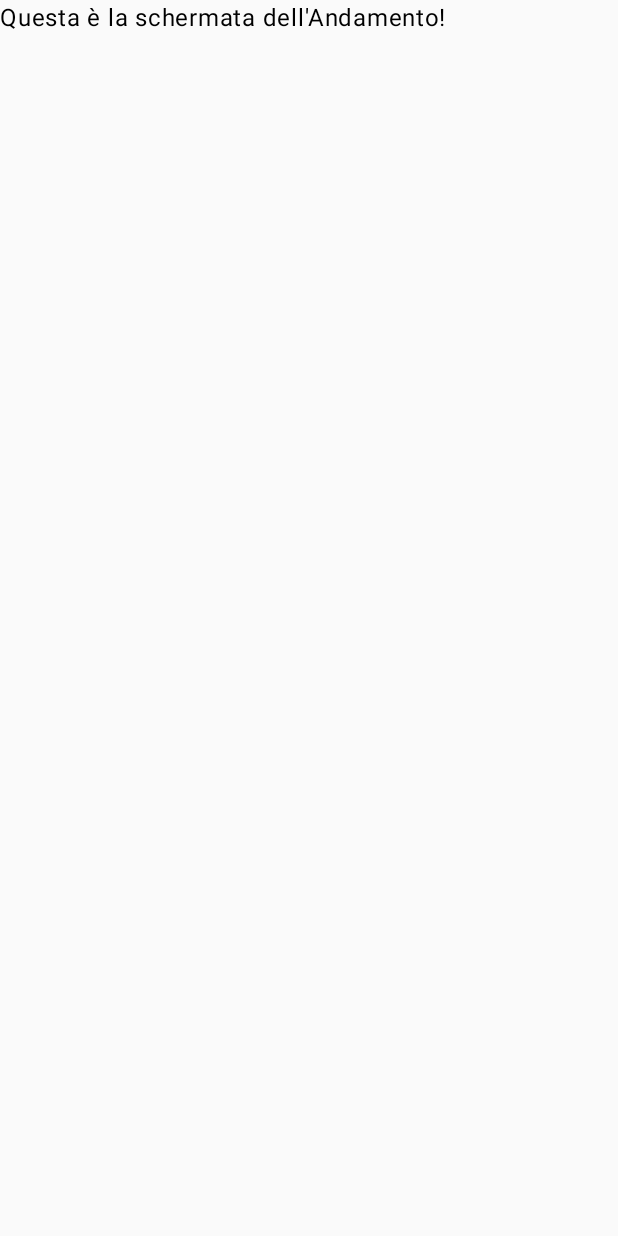
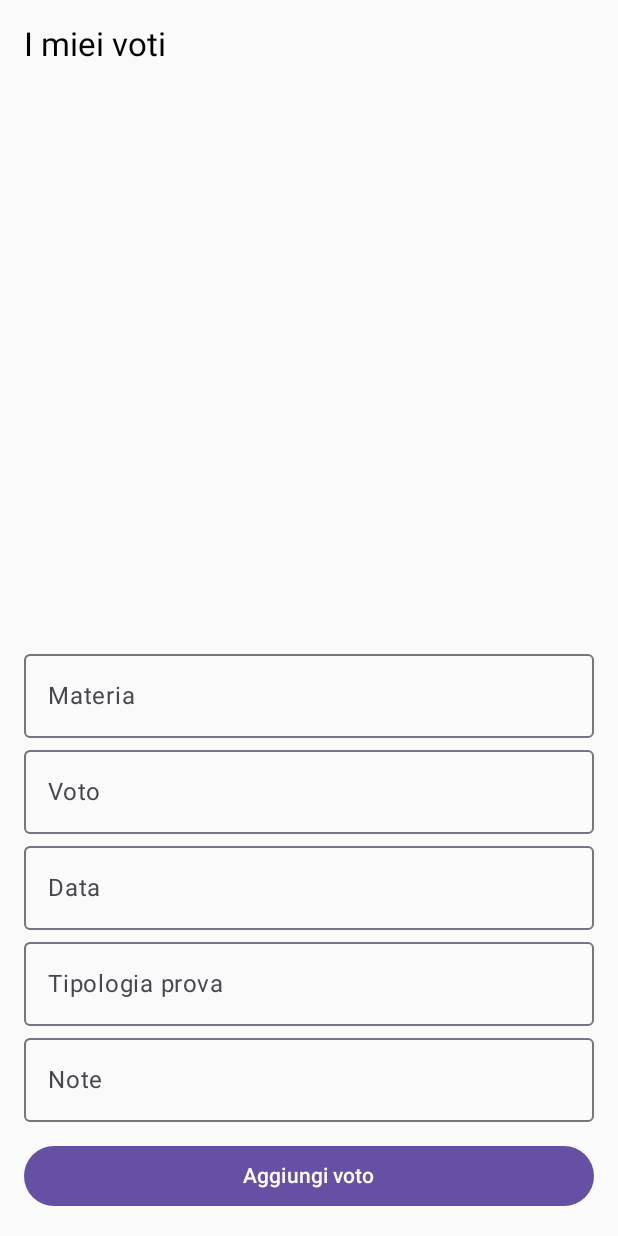
Before and after one commit to Sil2564/progetto_student_assistent, an Android app built with Jetpack Compose: the AndamentoScreen screen opened through its navigation route, on a phone screen of 412 x 824 dp. Before the commit the screen is almost empty. Run offline under Robolectric (Android 15) with nearby library versions, the phone set to English and light mode, and no system bars; our stand-ins replace Room's generated code.

Commit message:
andamento funzionante

```diff
--- a/app/src/main/java/com/silvianikikarim/studentassistant/MainActivity.kt
+++ b/app/src/main/java/com/silvianikikarim/studentassistant/MainActivity.kt
@@ -3,44 +3,28 @@ package com.silvianikikarim.studentassistant
 import android.os.Bundle
 import androidx.activity.ComponentActivity
 import androidx.activity.compose.setContent
-import androidx.compose.foundation.layout.*
 import androidx.compose.material3.*
-import androidx.compose.runtime.Composable
-import androidx.compose.ui.Modifier
-import androidx.compose.ui.unit.dp
-import androidx.navigation.NavHostController
-import androidx.navigation.compose.*
-import com.silvianikikarim.studentassistant.ui.HomeScreen
-import com.silvianikikarim.studentassistant.ui.AppuntiScreen
-import com.silvianikikarim.studentassistant.ui.OrarioScreen
-import com.silvianikikarim.studentassistant.ui.CalendarioScreen
-import com.silvianikikarim.studentassistant.ui.AndamentoScreen
-import com.silvianikikarim.studentassistant.ui.ConsigliScreen
-import com.silvianikikarim.studentassistant.ui.ImpostazioniScreen
+import androidx.lifecycle.viewmodel.compose.viewModel
+import com.silvianikikarim.studentassistant.model.VotoDatabase
+import com.silvianikikarim.studentassistant.repository.VotoRepository
+import com.silvianikikarim.studentassistant.ui.*
 import com.silvianikikarim.studentassistant.ui.theme.StudentAssistantTheme
+import com.silvianikikarim.studentassistant.viewmodel.VotoViewModel
+import com.silvianikikarim.studentassistant.viewmodel.VotoViewModelFactory
 
 class MainActivity : ComponentActivity() {
     override fun onCreate(savedInstanceState: Bundle?) {
         super.onCreate(savedInstanceState)
+
+        val votoDao = VotoDatabase.getDatabase(applicationContext).votoDao()
+        val repository = VotoRepository(votoDao)
+        val factory = VotoViewModelFactory(repository)
+
         setContent {
             StudentAssistantTheme {
-                val navController = rememberNavController()
-                NavHostApp(navController)
+                val votoViewModel: VotoViewModel = viewModel(factory = factory)
+                AppNavigation(votoViewModel = votoViewModel)
             }
         }
     }
 }
-
-@Composable
-fun NavHostApp(navController: NavHostController) {
-    NavHost(navController = navController, startDestination = "home") {
-        composable("home") { HomeScreen(navController) }
-        composable("orario") { OrarioScreen() }
-        composable("appunti") { AppuntiScreen() }
-        composable("calendario") { CalendarioScreen() }
-        composable("andamento") { AndamentoScreen() }
-        composable("consigli") { ConsigliScreen() }
-        composable("impostazioni") { ImpostazioniScreen() }
-
-    }
-}
--- /dev/null
+++ b/app/src/main/java/com/silvianikikarim/studentassistant/model/VotoDao.kt
@@ -0,0 +1,17 @@
+package com.silvianikikarim.studentassistant.model
+
+import androidx.room.*
+import kotlinx.coroutines.flow.Flow
+
+@Dao
+interface VotoDao {
+
+    @Insert(onConflict = OnConflictStrategy.REPLACE)
+    suspend fun insertVoto(voto: Voto)
+
+    @Delete
+    suspend fun deleteVoto(voto: Voto)
+
+    @Query("SELECT * FROM voti ORDER BY data DESC")
+    fun getAllVoti(): Flow<List<Voto>>
+}
--- /dev/null
+++ b/app/src/main/java/com/silvianikikarim/studentassistant/model/VotoDatabase.kt
@@ -0,0 +1,29 @@
+package com.silvianikikarim.studentassistant.model
+
+import android.content.Context
+import androidx.room.Database
+import androidx.room.Room
+import androidx.room.RoomDatabase
+
+@Database(entities = [Voto::class], version = 1, exportSchema = false)
+abstract class VotoDatabase : RoomDatabase() {
+
+    abstract fun votoDao(): VotoDao
+
+    companion object {
+        @Volatile
+        private var INSTANCE: VotoDatabase? = null
+
+        fun getDatabase(context: Context): VotoDatabase {
+            return INSTANCE ?: synchronized(this) {
+                val instance = Room.databaseBuilder(
+                    context.applicationContext,
+                    VotoDatabase::class.java,
+                    "voto_database"
+                ).build()
+                INSTANCE = instance
+                instance
+            }
+        }
+    }
+}
--- /dev/null
+++ b/app/src/main/java/com/silvianikikarim/studentassistant/repository/VotoRepository.kt
@@ -0,0 +1,19 @@
+package com.silvianikikarim.studentassistant.repository
+
+import com.silvianikikarim.studentassistant.model.Voto
+import com.silvianikikarim.studentassistant.model.VotoDao
+import kotlinx.coroutines.flow.Flow
+
+class VotoRepository(private val votoDao: VotoDao) {
+
+    val tuttiIVoti: Flow<List<Voto>> = votoDao.getAllVoti()
+
+    suspend fun inserisci(voto: Voto) {
+        votoDao.insertVoto(voto)
+    }
+
+    suspend fun elimina(voto: Voto) {
+        votoDao.deleteVoto(voto)
+    }
+
+}
--- /dev/null
+++ b/app/src/main/java/com/silvianikikarim/studentassistant/viewmodel/VotoViewModel.kt
@@ -0,0 +1,29 @@
+package com.silvianikikarim.studentassistant.viewmodel
+
+import androidx.lifecycle.ViewModel
+import androidx.lifecycle.viewModelScope
+import com.silvianikikarim.studentassistant.model.Voto
+import com.silvianikikarim.studentassistant.repository.VotoRepository
+import kotlinx.coroutines.flow.SharingStarted
+import kotlinx.coroutines.flow.StateFlow
+import kotlinx.coroutines.flow.stateIn
+import kotlinx.coroutines.launch
+
+class VotoViewModel(private val repository: VotoRepository) : ViewModel() {
+
+    val tuttiIVoti: StateFlow<List<Voto>> = repository.tuttiIVoti
+        .stateIn(viewModelScope, SharingStarted.WhileSubscribed(5000), emptyList())
+
+    fun inserisciVoto(voto: Voto) {
+        viewModelScope.launch {
+            repository.inserisci(voto)
+        }
+    }
+
+    fun eliminaVoto(voto: Voto) {
+        viewModelScope.launch {
+            repository.elimina(voto)
+        }
+    }
+
+}
--- /dev/null
+++ b/app/src/main/java/com/silvianikikarim/studentassistant/viewmodel/VotoViewModelFactory.kt
@@ -0,0 +1,17 @@
+package com.silvianikikarim.studentassistant.viewmodel
+
+import androidx.lifecycle.ViewModel
+import androidx.lifecycle.ViewModelProvider
+import com.silvianikikarim.studentassistant.repository.VotoRepository
+
+class VotoViewModelFactory(
+    private val repository: VotoRepository
+) : ViewModelProvider.Factory {
+    @Suppress("UNCHECKED_CAST")
+    override fun <T : ViewModel> create(modelClass: Class<T>): T {
+        if (modelClass.isAssignableFrom(VotoViewModel::class.java)) {
+            return VotoViewModel(repository) as T
+        }
+        throw IllegalArgumentException("Unknown ViewModel class")
+    }
+}
--- a/app/src/main/java/ui/AndamentoScreen.kt
+++ b/app/src/main/java/ui/AndamentoScreen.kt
@@ -1,9 +1,121 @@
 package com.silvianikikarim.studentassistant.ui
 
-import androidx.compose.material3.Text
-import androidx.compose.runtime.Composable
+import androidx.compose.foundation.layout.*
+import androidx.compose.foundation.lazy.LazyColumn
+import androidx.compose.foundation.lazy.items
+import androidx.compose.material3.*
+import androidx.compose.runtime.*
+import androidx.compose.ui.Modifier
+import androidx.compose.ui.text.input.TextFieldValue
+import androidx.compose.ui.unit.dp
+import com.silvianikikarim.studentassistant.model.Voto
+import com.silvianikikarim.studentassistant.viewmodel.VotoViewModel
+import androidx.compose.runtime.collectAsState
+
 
 @Composable
-fun AndamentoScreen() {
-    Text("Questa è la schermata dell'Andamento!")
+fun AndamentoScreen(viewModel: VotoViewModel) {
+    val listaVoti by viewModel.tuttiIVoti.collectAsState()
+
+    var materia by remember { mutableStateOf(TextFieldValue("")) }
+    var voto by remember { mutableStateOf(TextFieldValue("")) }
+    var data by remember { mutableStateOf(TextFieldValue("")) }
+    var descrizione by remember { mutableStateOf(TextFieldValue("")) } // rinominato
+    var note by remember { mutableStateOf(TextFieldValue("")) }
+
+    Column(
+        modifier = Modifier
+            .fillMaxSize()
+            .padding(16.dp)
+    ) {
+        Text(
+            text = "I miei voti",
+            style = MaterialTheme.typography.titleLarge,
+            modifier = Modifier.padding(bottom = 16.dp)
+        )
+
+        LazyColumn(modifier = Modifier.weight(1f)) {
+            items(listaVoti) { voto ->
+                Card(
+                    modifier = Modifier
+                        .fillMaxWidth()
+                        .padding(vertical = 8.dp),
+                    elevation = CardDefaults.cardElevation(4.dp)
+                ) {
+                    Column(modifier = Modifier.padding(16.dp)) {
+                        Text("Materia: ${voto.materia}")
+                        Text("Voto: ${voto.voto}/30")
+                        Text("Data: ${voto.data}")
+                        Text("Tipo prova: ${voto.descrizione}") // corretto
+                        Text("Note: ${voto.note}")
+                    }
+                }
+            }
+        }
+
+        Spacer(modifier = Modifier.height(16.dp))
+
+        OutlinedTextField(
+            value = materia,
+            onValueChange = { materia = it },
+            label = { Text("Materia") },
+            modifier = Modifier.fillMaxWidth()
+        )
+
+        OutlinedTextField(
+            value = voto,
+            onValueChange = { voto = it },
+            label = { Text("Voto") },
+            modifier = Modifier.fillMaxWidth()
+        )
+
+        OutlinedTextField(
+            value = data,
+            onValueChange = { data = it },
+            label = { Text("Data") },
+            modifier = Modifier.fillMaxWidth()
+        )
+
+        OutlinedTextField(
+            value = descrizione,
+            onValueChange = { descrizione = it },
+            label = { Text("Tipologia prova") },
+            modifier = Modifier.fillMaxWidth()
+        )
+
+        OutlinedTextField(
+            value = note,
+            onValueChange = { note = it },
+            label = { Text("Note") },
+            modifier = Modifier.fillMaxWidth()
+        )
+
+        Button(
+            onClick = {
+                if (materia.text.isNotBlank() && voto.text.isNotBlank()) {
+                    viewModel.inserisciVoto(
+                        Voto(
+                            materia = materia.text,
+                            voto = voto.text.toIntOrNull() ?: 0,
+                            data = data.text,
+                            descrizione = descrizione.text, // corretto
+                            note = note.text
+                        )
+                    )
+
+                    // Reset campi
+                    materia = TextFieldValue("")
+                    voto = TextFieldValue("")
+                    data = TextFieldValue("")
+                    descrizione = TextFieldValue("")
+                    note = TextFieldValue("")
+                }
+            },
+            modifier = Modifier
+                .fillMaxWidth()
+                .padding(top = 12.dp)
+        ) {
+            Text("Aggiungi voto")
+        }
+    }
 }
--- a/app/src/main/java/ui/Navigation.kt
+++ b/app/src/main/java/ui/Navigation.kt
@@ -5,9 +5,10 @@ import androidx.navigation.NavHostController
 import androidx.navigation.compose.NavHost
 import androidx.navigation.compose.composable
 import androidx.navigation.compose.rememberNavController
+import com.silvianikikarim.studentassistant.viewmodel.VotoViewModel
 
 @Composable
-fun AppNavigation() {
+fun AppNavigation(votoViewModel: VotoViewModel) {
     val navController = rememberNavController()
 
     NavHost(navController = navController, startDestination = "home") {
@@ -15,7 +16,7 @@ fun AppNavigation() {
         composable("orario") { OrarioScreen() }
         composable("appunti") { AppuntiScreen() }
         composable("calendario") { CalendarioScreen() }
-        composable("andamento") { AndamentoScreen() }
+        composable("andamento") { AndamentoScreen(votoViewModel) } // ✅ qui usi il ViewModel
         composable("consigli") { ConsigliScreen() }
         composable("impostazioni") { ImpostazioniScreen() }
     }
```
Also changed, not shown: app/build.gradle.kts (+7 -2 lines), app/src/main/java/com/silvianikikarim/studentassistant/model/Voto.kt (added, +14 -0 lines).
